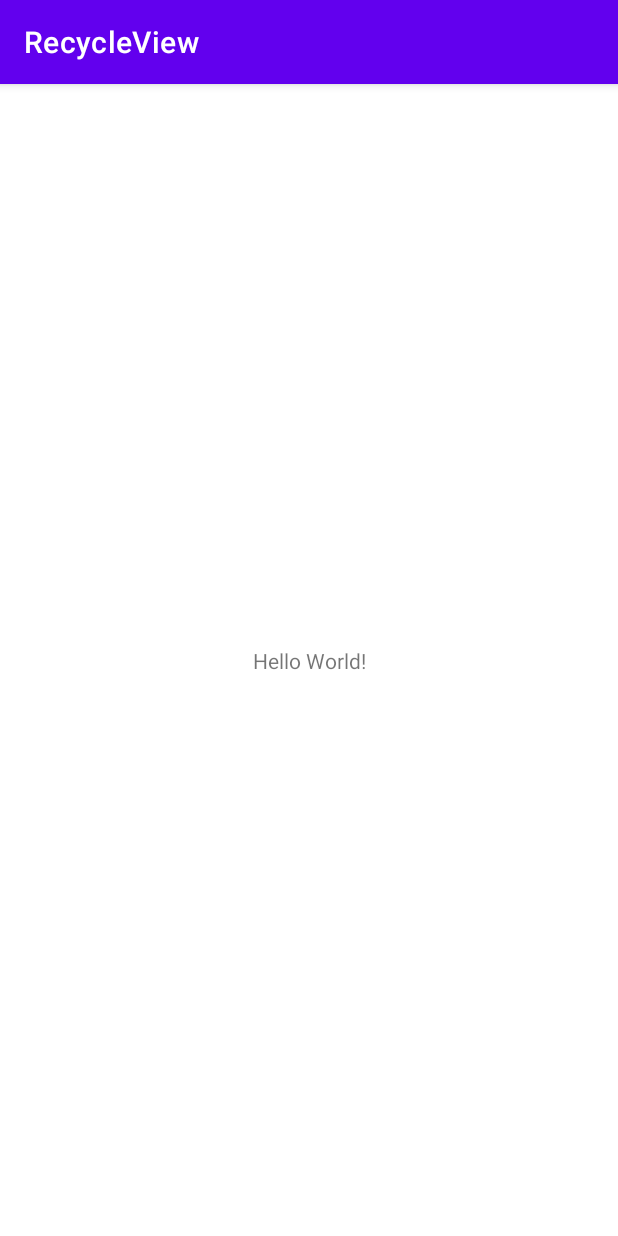
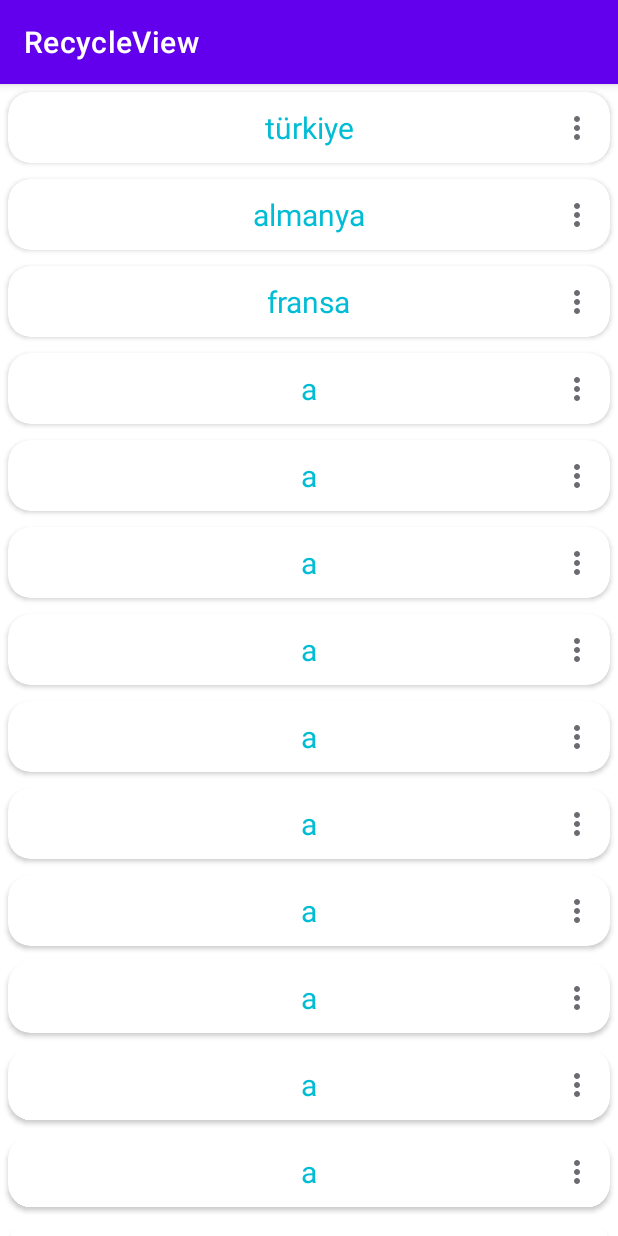
Before and after one commit to sebahaddin285/RecycleView, an Android app: the screen it shows after launch (MainActivity), on a phone screen of 412 x 824 dp. Run offline under Robolectric (Android 15) with nearby library versions, the phone set to English and light mode, and no system bars.

Commit message:
RecycleView design

```diff
--- a/app/src/main/java/com/marangoz/recycleview/MainActivity.kt
+++ b/app/src/main/java/com/marangoz/recycleview/MainActivity.kt
@@ -2,10 +2,36 @@ package com.marangoz.recycleview
 
 import androidx.appcompat.app.AppCompatActivity
 import android.os.Bundle
+import androidx.recyclerview.widget.LinearLayoutManager
+import androidx.recyclerview.widget.RecyclerView
+import androidx.recyclerview.widget.StaggeredGridLayoutManager
 
 class MainActivity : AppCompatActivity() {
+    private lateinit var ulkelerList: ArrayList<Ulkeler>
+    private lateinit var adapter: RcAdapter
+    private lateinit var rv : RecyclerView
     override fun onCreate(savedInstanceState: Bundle?) {
         super.onCreate(savedInstanceState)
         setContentView(R.layout.activity_main)
+        rv = findViewById(R.id.rv)
+
+        rv.setHasFixedSize(true) // tasarımın üstüne tam oturmasını sağlar
+        rv.layoutManager = LinearLayoutManager(this) // görüntünün nasıl olacağına karar veri
+        //linear layout alt alta görüntülenir
+
+        val ulke1 = Ulkeler(5,"türkiye")
+        val ulke2 = Ulkeler(10,"almanya")
+        val ulke3 = Ulkeler(15,"fransa")
+
+        ulkelerList = ArrayList<Ulkeler>()
+        ulkelerList.add(ulke1)
+        ulkelerList.add(ulke2)
+        ulkelerList.add(ulke3)
+
+        adapter = RcAdapter(this,ulkelerList) //Rcadaptera parametreleri gönderdik
+
+        rv.adapter = adapter //rvadaper ile Rcadapter sınıfından nesneyi birbirine bağladık
+
+
     }
 }
--- /dev/null
+++ b/app/src/main/java/com/marangoz/recycleview/RcAdapter.kt
@@ -0,0 +1,91 @@
+package com.marangoz.recycleview
+
+import android.content.Context
+import android.view.LayoutInflater
+import android.view.View
+import android.view.ViewGroup
+import android.widget.*
+import androidx.cardview.widget.CardView
+import androidx.recyclerview.widget.RecyclerView
+import org.w3c.dom.Text
+
+//adapter veri kümesini alır ve tasarım üzerine yerleştime işlemini yapar
+
+class RcAdapter (private val mContext:Context,private val ulkelerDisaridanGelen:List<Ulkeler>,)
+    : RecyclerView.Adapter<RcAdapter.CardViewTasarimNesneleriniTutucu>(){
+    //adapterımıza CardviewTasarmtutucu nesneni kalıtım yoluyla bağlamış olduk
+
+
+    //inner clas içinde clas oluşturmak için kullanılır
+    // card xml üzerinde ki görsel nesnelere ulaşmış olduk ama card view xml dosyasına ulaşmıyor !!
+    inner class CardViewTasarimNesneleriniTutucu(view : View) : RecyclerView.ViewHolder(view) {
+        var satirCardView : CardView
+        var satirYazi : TextView
+        var noktaView : ImageView
+
+        init {
+            satirCardView = view.findViewById(R.id.cardView)
+            satirYazi = view.findViewById(R.id.satirYazi)
+            noktaView = view.findViewById(R.id.noktaResim)
+        }
+
+
+    }
+    // CarViewtutucu içinde view nesnesi oluşturduk ama nesnemizin hangi xml tasarımı olduğunu
+    //belirmediğimiz için burada CardViewtutucuya tasarımı gönderiyoruz
+    override fun onCreateViewHolder(parent: ViewGroup, viewType: Int): CardViewTasarimNesneleriniTutucu {
+        //mContext dışarıdan aldığımız(rcAdapter) parametre ile activityden bir parça istiyor
+        //cardview bulunduğu yeri belirtiyoruz
+        //paret ise tasarımın yazılımsal şeklidir
+        val tasarim = LayoutInflater.from(mContext).inflate(R.layout.card_view,parent,false)
+
+        return CardViewTasarimNesneleriniTutucu(tasarim)
+    }
+
+    override fun getItemCount(): Int { // bize recyclerview içinde kaç tane eleman gözükecek onu soruyor
+        return ulkelerDisaridanGelen.size + 35
+    }
+
+    //veri kümemizi hangi görsel nesnelere aktaracağımıza karar verdiğimiz yerdir
+    //mesela ulke adını textview kaydedicez
+    //döngü gibi çalışabilir position ile holder ile görsel nesnelere ulaşırız
+    override fun onBindViewHolder(holder: CardViewTasarimNesneleriniTutucu, position: Int) {
+        var ulke : Ulkeler = Ulkeler(0,"a")
+        if (ulkelerDisaridanGelen.size > position){
+            ulke = ulkelerDisaridanGelen[position]
+        }
+
+        holder.satirYazi.text = ulke.ulkeAd
+
+        holder.satirCardView.setOnClickListener(){
+            Toast.makeText(mContext,"${ulke.ulkeAd}",Toast.LENGTH_SHORT).show()
+        }
+
+        holder.noktaView.setOnClickListener() {
+            val popup = PopupMenu(mContext, holder.noktaView)
+            popup.menuInflater.inflate(R.menu.rv_pop_up, popup.menu)
+            popup.show()
+
+            popup.setOnMenuItemClickListener { item ->
+                when (item.itemId) {
+                    R.id.action_sil -> {
+
+                        Toast.makeText(mContext,ulke.ulkeAd,Toast.LENGTH_SHORT).show()
+                        true
+                    }
+                    R.id.action_duzenle ->{
+                        Toast.makeText(mContext,ulke.ulkeNo.toString(),Toast.LENGTH_SHORT).show()
+                        true
+                    }
+                    else ->false
+
+
+
+                }
+            }
+        }
+    }
+
+
+
+}
--- /dev/null
+++ b/app/src/main/java/com/marangoz/recycleview/Ulkeler.kt
@@ -0,0 +1,5 @@
+package com.marangoz.recycleview
+
+data class Ulkeler(var ulkeNo:Int,var ulkeAd:String ) {
+
+}
--- /dev/null
+++ b/app/src/main/res/drawable/resim.xml
@@ -0,0 +1,5 @@
+<vector android:height="24dp" android:tint="#6C6B71"
+    android:viewportHeight="24" android:viewportWidth="24"
+    android:width="24dp" xmlns:android="http://schemas.android.com/apk/res/android">
+    <path android:fillColor="@android:color/white" android:pathData="M12,8c1.1,0 2,-0.9 2,-2s-0.9,-2 -2,-2 -2,0.9 -2,2 0.9,2 2,2zM12,10c-1.1,0 -2,0.9 -2,2s0.9,2 2,2 2,-0.9 2,-2 -0.9,-2 -2,-2zM12,16c-1.1,0 -2,0.9 -2,2s0.9,2 2,2 2,-0.9 2,-2 -0.9,-2 -2,-2z"/>
+</vector>
--- a/app/src/main/res/layout/activity_main.xml
+++ b/app/src/main/res/layout/activity_main.xml
@@ -6,13 +6,14 @@
     android:layout_height="match_parent"
     tools:context=".MainActivity">
 
-    <TextView
-        android:layout_width="wrap_content"
-        android:layout_height="wrap_content"
-        android:text="Hello World!"
+
+    <androidx.recyclerview.widget.RecyclerView
+        android:id="@+id/rv"
+        android:layout_width="match_parent"
+        android:layout_height="match_parent"
         app:layout_constraintBottom_toBottomOf="parent"
         app:layout_constraintEnd_toEndOf="parent"
+        app:layout_constraintHorizontal_bias="0.5"
         app:layout_constraintStart_toStartOf="parent"
         app:layout_constraintTop_toTopOf="parent" />
-
 </androidx.constraintlayout.widget.ConstraintLayout>
--- /dev/null
+++ b/app/src/main/res/layout/card_view.xml
@@ -0,0 +1,46 @@
+<?xml version="1.0" encoding="utf-8"?>
+<LinearLayout xmlns:android="http://schemas.android.com/apk/res/android"
+    xmlns:app="http://schemas.android.com/apk/res-auto"
+    xmlns:tools="http://schemas.android.com/tools"
+    android:layout_width="match_parent"
+    android:layout_height="wrap_content"
+    android:orientation="vertical">
+
+    <androidx.cardview.widget.CardView
+        android:id="@+id/cardView"
+        android:layout_width="match_parent"
+        android:layout_height="match_parent"
+        app:cardBackgroundColor="#FFFFFF"
+        app:cardCornerRadius="15dp"
+        app:contentPadding="10dp"
+        android:layout_margin="5dp">
+
+        <androidx.constraintlayout.widget.ConstraintLayout
+            android:layout_width="match_parent"
+            android:layout_height="match_parent">
+
+            <ImageView
+                android:id="@+id/noktaResim"
+                android:layout_width="wrap_content"
+                android:layout_height="wrap_content"
+                app:layout_constraintBottom_toBottomOf="parent"
+                app:layout_constraintEnd_toEndOf="parent"
+                app:layout_constraintTop_toTopOf="parent"
+                app:srcCompat="@drawable/resim" />
+
+            <TextView
+                android:id="@+id/satirYazi"
+                android:layout_width="wrap_content"
+                android:layout_height="wrap_content"
+                android:text="TextView"
+                android:textColor="#00BCD4"
+                android:textSize="20sp"
+                app:layout_constraintBottom_toBottomOf="parent"
+                app:layout_constraintEnd_toEndOf="parent"
+                app:layout_constraintHorizontal_bias="0.5"
+                app:layout_constraintStart_toStartOf="parent"
+                app:layout_constraintTop_toTopOf="parent" />
+        </androidx.constraintlayout.widget.ConstraintLayout>
+    </androidx.cardview.widget.CardView>
+
+</LinearLayout>
--- /dev/null
+++ b/app/src/main/res/menu/rv_pop_up.xml
@@ -0,0 +1,10 @@
+<?xml version="1.0" encoding="utf-8"?>
+<menu xmlns:android="http://schemas.android.com/apk/res/android">
+
+    <item
+        android:id="@+id/action_sil"
+        android:title="Sil" />
+    <item
+        android:id="@+id/action_duzenle"
+        android:title="Düzenle" />
+</menu>
```
